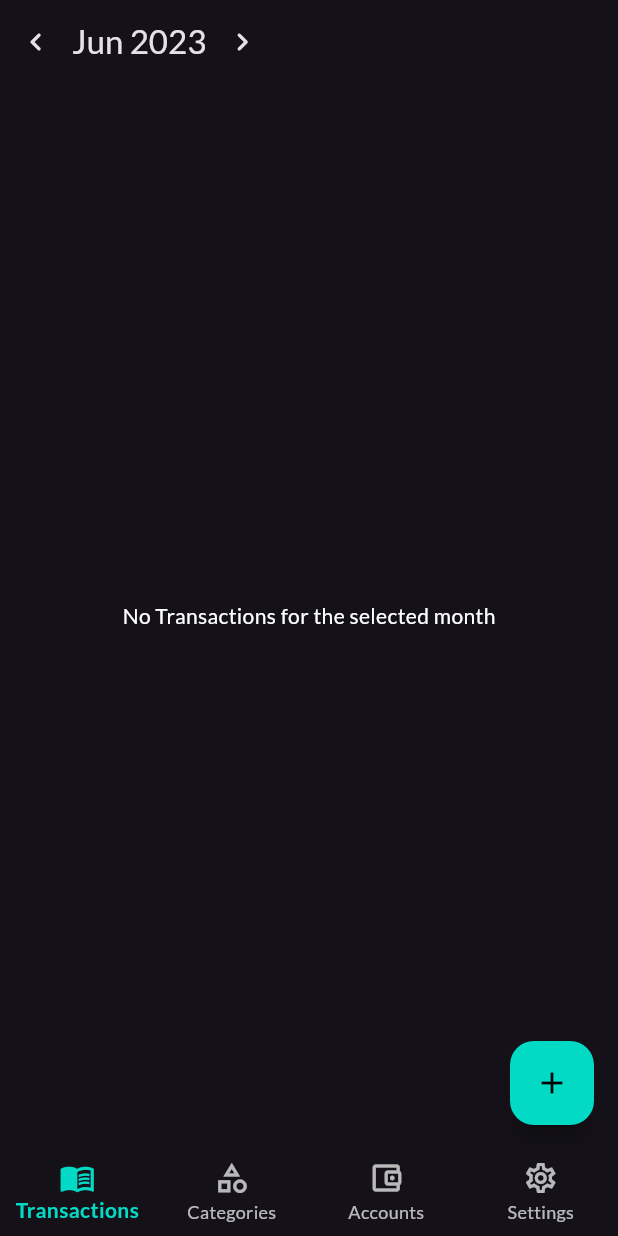
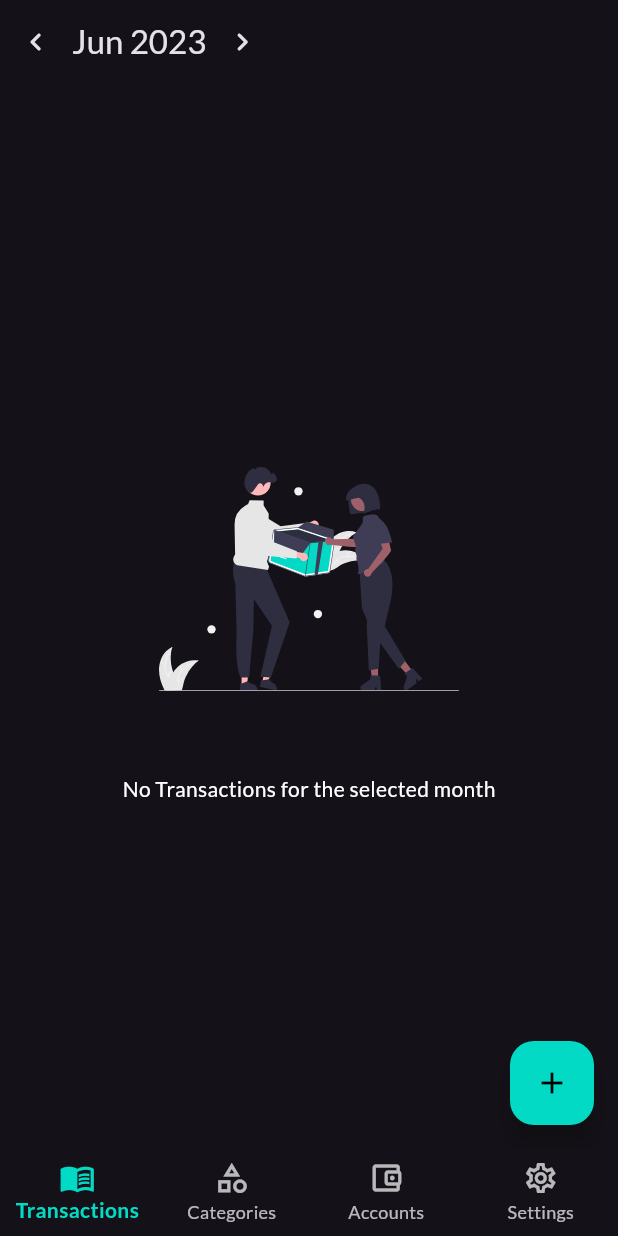
Before and after one commit to nullhandler/vase, a Flutter app: the screen it shows after launch, on a phone screen of 412 x 824 dp. Run offline on Flutter 3.47's test engine with Material 2 defaults, Android fonts, the phone set to English and light mode, and no system bars; drawn by our look-alikes of dynamic_color; our stand-ins replace device_info_plus, fl_chart, flutter_svg, font_awesome_flutter, get, google_fonts and 2 more; missing offline and left inert: flutter_iconpicker, mat_month_picker_dialog; accounts and stored records are empty; network calls fail.

Commit message:
Fixes and added illustrations

```diff
--- a/lib/colors.dart
+++ b/lib/colors.dart
@@ -9,14 +9,6 @@ class AppColors {
           );
   static const darkGreyColor = Color(0xff1c1b1f);
   static const errorColor = Colors.redAccent;
-
-  static const pieCharColors = {
-    'pieColor2': Color(0xffea5f89),
-    'pieColor3': Color(0xff57167E),
-    'pieColor4': Color(0xffF7B7A3),
-    'pieColor5': Color(0xff9B3192),
-    'pieColor1': Color(0xfffff1c9)
-  };
 
   static ThemeData defaultTheme = ThemeData.dark(useMaterial3: true).copyWith(
       pageTransitionsTheme: const PageTransitionsTheme(builders: {
--- a/lib/screens/accounts/accounts_screen.dart
+++ b/lib/screens/accounts/accounts_screen.dart
@@ -4,6 +4,7 @@ import 'package:vase/controllers/db_controller.dart';
 import 'package:vase/enums.dart';
 import 'package:vase/screens/accounts/account_list.dart';
 import 'package:vase/screens/accounts/accounts_controller.dart';
+import 'package:vase/screens/widgets/empty.dart';
 import 'package:vase/widgets/wrapper.dart';
 
 import '../../widgets/focused_layout.dart';
@@ -32,9 +33,9 @@ class AccountsScreen extends StatelessWidget {
                 );
               }
               if (dbController.accounts.isEmpty) {
-                return const Center(
-                  child: Text("No Accounts found"),
-                );
+                return const EmptyWidget(
+                    assetName: "assets/img/no_acc.svg",
+                    label: "No Accounts Found");
               }
 
               return AccountList(accountsMap: controller.accountList);
--- a/lib/screens/transactions/trans_controller.dart
+++ b/lib/screens/transactions/trans_controller.dart
@@ -36,7 +36,6 @@ class TransController extends GetxController {
     );
     parseTransactions(transList);
     transState.value = VaseState.loaded;
-    update();
   }
 
   void parseTransactions(List<Map<String, Object?>> list) {
--- a/lib/screens/transactions/transactions_screen.dart
+++ b/lib/screens/transactions/transactions_screen.dart
@@ -3,6 +3,7 @@ import 'package:get/get.dart';
 import 'package:vase/screens/dashboard/dashboard_screen.dart';
 import 'package:vase/screens/transactions/date_list_item.dart';
 import 'package:vase/screens/transactions/monthly_stats_widget.dart';
+import 'package:vase/screens/widgets/empty.dart';
 import 'package:vase/widgets/wrapper.dart';
 
 import '../widgets/fab.dart';
@@ -23,7 +24,9 @@ class Transactions extends StatelessWidget {
               titleSpacing: 0,
               title: const MonthCalender(),
               actions: [
-                controller.transactions.isEmpty
+                Obx(
+                  () => Container(
+                    child: controller.transactions.isEmpty
                         ? Container()
                         : Padding(
                             padding: const EdgeInsets.only(right: 10),
@@ -33,15 +36,16 @@ class Transactions extends StatelessWidget {
                                       arguments: controller.currentDate.value);
                                 },
                                 icon: const Icon(Icons.line_axis_outlined)),
+                          ),
+                  ),
                 )
               ],
             ),
             body: Obx(() {
               if (controller.transactions.isEmpty) {
-                return const Center(
-                    child: Text(
-                  "No Transactions for the selected month",
-                ));
+                return const EmptyWidget(
+                    assetName: "assets/img/no_txn.svg",
+                    label: "No Transactions for the selected month");
               }
               return ListView.builder(
                   physics: const BouncingScrollPhysics(),
--- a/lib/screens/widgets/categories/category_list.dart
+++ b/lib/screens/widgets/categories/category_list.dart
@@ -5,6 +5,7 @@ import 'package:intl/intl.dart';
 import 'package:vase/screens/categories/add_edit_category_screen.dart';
 import 'package:vase/screens/categories/categories_controller.dart';
 import 'package:vase/screens/categories/category_model.dart';
+import 'package:vase/screens/widgets/empty.dart';
 import 'package:vase/utils.dart';
 
 import '../../../controllers/db_controller.dart';
@@ -28,9 +29,9 @@ class CategoryList extends StatelessWidget {
               Get.find<DbController>().categories, controller.categoryType);
 
           if (categories.isEmpty) {
-            return const Center(
-              child: Text("No categories found"),
-            );
+            return const EmptyWidget(
+                assetName: "assets/img/no_cat.svg",
+                label: "No Categories Found");
           }
 
           return Padding(
--- /dev/null
+++ b/lib/screens/widgets/empty.dart
@@ -0,0 +1,30 @@
+import 'package:flutter/material.dart';
+import 'package:flutter_svg/flutter_svg.dart';
+
+class EmptyWidget extends StatelessWidget {
+  const EmptyWidget({Key? key, required this.assetName, required this.label})
+      : super(key: key);
+  final String assetName;
+  final String label;
+
+  @override
+  Widget build(BuildContext context) {
+    return Center(
+      child: Column(
+        mainAxisAlignment: MainAxisAlignment.center,
+        children: [
+          SvgPicture.asset(
+            assetName,
+            semanticsLabel: 'No Data',
+            height: 200,
+            width: 200,
+          ),
+          const SizedBox(
+            height: 30,
+          ),
+          Text(label)
+        ],
+      ),
+    );
+  }
+}
--- a/pubspec.yaml
+++ b/pubspec.yaml
@@ -42,6 +42,7 @@ dependencies:
   url_launcher: ^6.1.11
   package_info_plus: ^4.0.2
   fl_chart: ^0.62.0
+  flutter_svg: ^2.0.6
   flutter_iconpicker:
     # temporary workaround to make it work in flutter stable
     git:
@@ -78,8 +79,8 @@ flutter:
   uses-material-design: true
 
   # To add assets to your application, add an assets section, like this:
-  # assets:
-  #   - images/a_dot_burr.jpeg
+  assets:
+    - assets/img/
   #   - images/a_dot_ham.jpeg
 
   # An image asset can refer to one or more resolution-specific "variants", see
```
Also changed, not shown: assets/img/no_acc.svg (added), assets/img/no_cat.svg (added), assets/img/no_txn.svg (added), pubspec.lock. Lines whose indentation alone changed are shown as unchanged.
